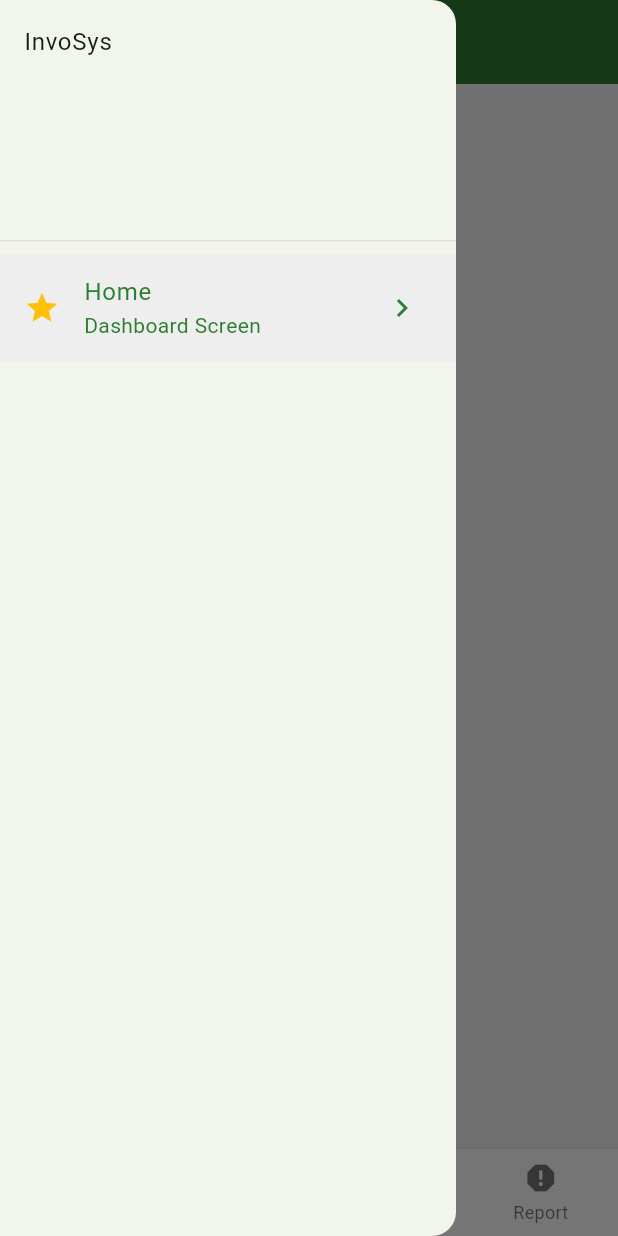
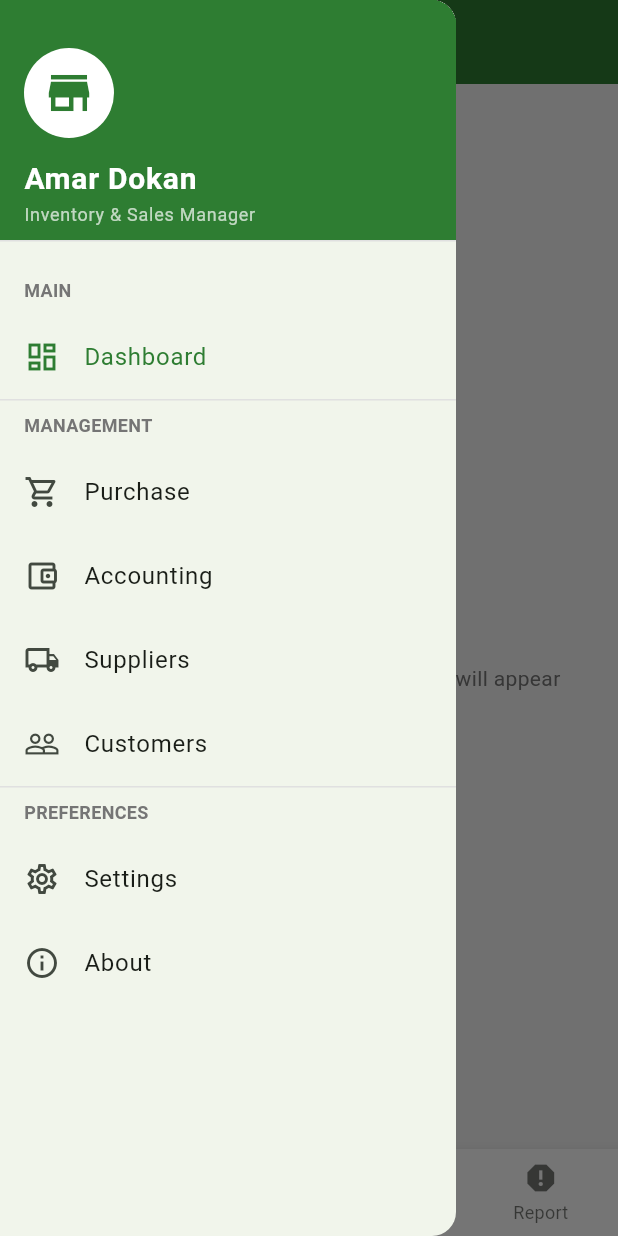
Before and after one commit to mehedienf/AmarDokan-flutter-project-for-university-course, a Flutter app: the screen it shows after launch, with the side drawer open, on a phone screen of 412 x 824 dp. Run offline on Flutter 3.47's test engine with Material 3 defaults, Android fonts, the phone set to English and light mode, and no system bars; our stand-ins replace firebase_core; accounts and stored records are empty.

Commit message:
feat: add placeholder screen widget and integrate across feature screens

```diff
--- a/lib/features/dashboard/presentation/screens/dashboard_screen.dart
+++ b/lib/features/dashboard/presentation/screens/dashboard_screen.dart
@@ -1,12 +1,15 @@
 import 'package:flutter/material.dart';
+import 'package:amar_dokan/shared/widgets/placeholder_screen.dart';
 
 class DashboardScreen extends StatelessWidget {
   const DashboardScreen({super.key});
 
   @override
   Widget build(BuildContext context) {
-    return Center(
-      child: Text('Dashboard'),
+    return const PlaceholderScreen(
+      title: 'Dashboard',
+      icon: Icons.dashboard,
+      description: 'Today\'s sales, profit, and stock summary will appear here',
     );
   }
 }
--- a/lib/features/report/presentation/screens/report_screen.dart
+++ b/lib/features/report/presentation/screens/report_screen.dart
@@ -1,10 +1,16 @@
 import 'package:flutter/material.dart';
+import 'package:amar_dokan/shared/widgets/placeholder_screen.dart';
 
 class ReportScreen extends StatelessWidget {
   const ReportScreen({super.key});
 
   @override
   Widget build(BuildContext context) {
-    return Text('Report');
+    return const PlaceholderScreen(
+      title: 'Reports',
+      icon: Icons.analytics,
+      description: 'Sales, purchase, and profit reports will appear here',
+      color: Color(0xFFF57C00),
+    );
   }
 }
--- a/lib/features/sale/presentation/screens/sale_screen.dart
+++ b/lib/features/sale/presentation/screens/sale_screen.dart
@@ -1,10 +1,16 @@
 import 'package:flutter/material.dart';
+import 'package:amar_dokan/shared/widgets/placeholder_screen.dart';
 
 class SaleScreen extends StatelessWidget {
   const SaleScreen({super.key});
 
   @override
   Widget build(BuildContext context) {
-    return Text('Sales');
+    return const PlaceholderScreen(
+      title: 'Sales',
+      icon: Icons.point_of_sale,
+      description: 'Create new sales, view history, and manage orders',
+      color: Color(0xFF1976D2),
+    );
   }
 }
--- a/lib/shared/widgets/app_drawer.dart
+++ b/lib/shared/widgets/app_drawer.dart
@@ -1,5 +1,8 @@
 import 'package:flutter/material.dart';
+import 'package:amar_dokan/core/constants/app_colors.dart';
 
+/// App Drawer - Side Menu
+/// এখান থেকে Drawer based features (Purchase, Accounting, ইত্যাদি) access করা যায়
 class AppDrawer extends StatelessWidget {
   const AppDrawer({super.key});
 
@@ -9,18 +12,172 @@ class AppDrawer extends StatelessWidget {
       child: ListView(
         padding: EdgeInsets.zero,
         children: [
-          const DrawerHeader(child: Text('InvoSys')),
+          // Drawer Header - App এর branding দেখায়
+          DrawerHeader(
+            decoration: const BoxDecoration(
+              color: AppColors.primary,
+            ),
+            child: Column(
+              crossAxisAlignment: CrossAxisAlignment.start,
+              mainAxisAlignment: MainAxisAlignment.end,
+              children: [
+                // App Icon
+                Container(
+                  width: 60,
+                  height: 60,
+                  decoration: BoxDecoration(
+                    color: Colors.white,
+                    borderRadius: BorderRadius.circular(30),
+                  ),
+                  child: const Icon(
+                    Icons.store,
+                    size: 36,
+                    color: AppColors.primary,
+                  ),
+                ),
+                const SizedBox(height: 12),
+                // App Name
+                const Text(
+                  'Amar Dokan',
+                  style: TextStyle(
+                    color: Colors.white,
+                    fontSize: 20,
+                    fontWeight: FontWeight.bold,
+                  ),
+                ),
+                const Text(
+                  'Inventory & Sales Manager',
+                  style: TextStyle(
+                    color: Colors.white70,
+                    fontSize: 12,
+                  ),
+                ),
+              ],
+            ),
+          ),
+
+          // Main Menu Section
+          const Padding(
+            padding: EdgeInsets.fromLTRB(16, 16, 16, 8),
+            child: Text(
+              'MAIN',
+              style: TextStyle(
+                fontSize: 12,
+                fontWeight: FontWeight.bold,
+                color: AppColors.textSecondary,
+              ),
+            ),
+          ),
+
+          // Dashboard
           ListTile(
-            leading: Icon(Icons.star, color: Colors.amber),
-            title: Text('Home'),
-            subtitle: Text('Dashboard Screen'),
-            trailing: Icon(Icons.chevron_right),
-            selectedTileColor: Colors.grey.shade200,
-            onTap: () {},
+            leading: const Icon(Icons.dashboard_outlined),
+            title: const Text('Dashboard'),
             selected: true,
+            onTap: () {
+              Navigator.pop(context); // Drawer close
+            },
+          ),
+
+          // Divider
+          const Divider(),
+          const Padding(
+            padding: EdgeInsets.fromLTRB(16, 8, 16, 8),
+            child: Text(
+              'MANAGEMENT',
+              style: TextStyle(
+                fontSize: 12,
+                fontWeight: FontWeight.bold,
+                color: AppColors.textSecondary,
+              ),
+            ),
+          ),
+
+          // Purchase
+          ListTile(
+            leading: const Icon(Icons.shopping_cart_outlined),
+            title: const Text('Purchase'),
+            onTap: () {
+              Navigator.pop(context);
+              _showComingSoon(context, 'Purchase');
+            },
+          ),
+
+          // Accounting
+          ListTile(
+            leading: const Icon(Icons.account_balance_wallet_outlined),
+            title: const Text('Accounting'),
+            onTap: () {
+              Navigator.pop(context);
+              _showComingSoon(context, 'Accounting');
+            },
+          ),
+
+          // Suppliers
+          ListTile(
+            leading: const Icon(Icons.local_shipping_outlined),
+            title: const Text('Suppliers'),
+            onTap: () {
+              Navigator.pop(context);
+              _showComingSoon(context, 'Suppliers');
+            },
+          ),
+
+          // Customers
+          ListTile(
+            leading: const Icon(Icons.people_outline),
+            title: const Text('Customers'),
+            onTap: () {
+              Navigator.pop(context);
+              _showComingSoon(context, 'Customers');
+            },
+          ),
+
+          const Divider(),
+          const Padding(
+            padding: EdgeInsets.fromLTRB(16, 8, 16, 8),
+            child: Text(
+              'PREFERENCES',
+              style: TextStyle(
+                fontSize: 12,
+                fontWeight: FontWeight.bold,
+                color: AppColors.textSecondary,
+              ),
+            ),
+          ),
+
+          // Settings
+          ListTile(
+            leading: const Icon(Icons.settings_outlined),
+            title: const Text('Settings'),
+            onTap: () {
+              Navigator.pop(context);
+              _showComingSoon(context, 'Settings');
+            },
+          ),
+
+          // About
+          ListTile(
+            leading: const Icon(Icons.info_outline),
+            title: const Text('About'),
+            onTap: () {
+              Navigator.pop(context);
+              _showComingSoon(context, 'About');
+            },
           ),
         ],
       ),
     );
   }
+
+  // এই feature গুলো এখনো বানানো হয়নি, তাই message দেখাচ্ছি
+  void _showComingSoon(BuildContext context, String feature) {
+    ScaffoldMessenger.of(context).showSnackBar(
+      SnackBar(
+        content: Text('$feature feature coming soon!'),
+        backgroundColor: AppColors.info,
+        duration: const Duration(seconds: 2),
+      ),
+    );
+  }
 }
--- /dev/null
+++ b/lib/shared/widgets/placeholder_screen.dart
@@ -0,0 +1,94 @@
+import 'package:flutter/material.dart';
+import 'package:amar_dokan/core/constants/app_colors.dart';
+
+/// Placeholder Screen - নতুন feature এর জন্য
+/// এই widget ব্যবহার করে আমরা screen এর structure দেখাতে পারি
+/// যেটা পরে actual feature এ replace হবে
+class PlaceholderScreen extends StatelessWidget {
+  final String title;
+  final IconData icon;
+  final String description;
+  final Color color;
+
+  const PlaceholderScreen({
+    super.key,
+    required this.title,
+    required this.icon,
+    required this.description,
+    this.color = AppColors.primary,
+  });
+
+  @override
+  Widget build(BuildContext context) {
+    return Center(
+      child: Padding(
+        padding: const EdgeInsets.all(24.0),
+        child: Column(
+          mainAxisAlignment: MainAxisAlignment.center,
+          children: [
+            // Icon with circle background
+            Container(
+              width: 100,
+              height: 100,
+              decoration: BoxDecoration(
+                color: color.withValues(alpha: 0.1),
+                shape: BoxShape.circle,
+              ),
+              child: Icon(
+                icon,
+                size: 50,
+                color: color,
+              ),
+            ),
+            const SizedBox(height: 24),
+
+            // Title
+            Text(
+              title,
+              style: const TextStyle(
+                fontSize: 24,
+                fontWeight: FontWeight.bold,
+                color: AppColors.textPrimary,
+              ),
+            ),
+            const SizedBox(height: 12),
+
+            // Description
+            Text(
+              description,
+              textAlign: TextAlign.center,
+              style: const TextStyle(
+                fontSize: 14,
+                color: AppColors.textSecondary,
+              ),
+            ),
+            const SizedBox(height: 32),
+
+            // Coming Soon badge
+            Container(
+              padding: const EdgeInsets.symmetric(horizontal: 16, vertical: 8),
+              decoration: BoxDecoration(
+                color: AppColors.warning.withValues(alpha: 0.1),
+                borderRadius: BorderRadius.circular(20),
+              ),
+              child: const Row(
+                mainAxisSize: MainAxisSize.min,
+                children: [
+                  Icon(Icons.hourglass_empty, size: 16, color: AppColors.warning),
+                  SizedBox(width: 8),
+                  Text(
+                    'Coming Soon',
+                    style: TextStyle(
+                      color: AppColors.warning,
+                      fontWeight: FontWeight.w600,
+                    ),
+                  ),
+                ],
+              ),
+            ),
+          ],
+        ),
+      ),
+    );
+  }
+}
```
Also changed, not shown: 2 other files.
